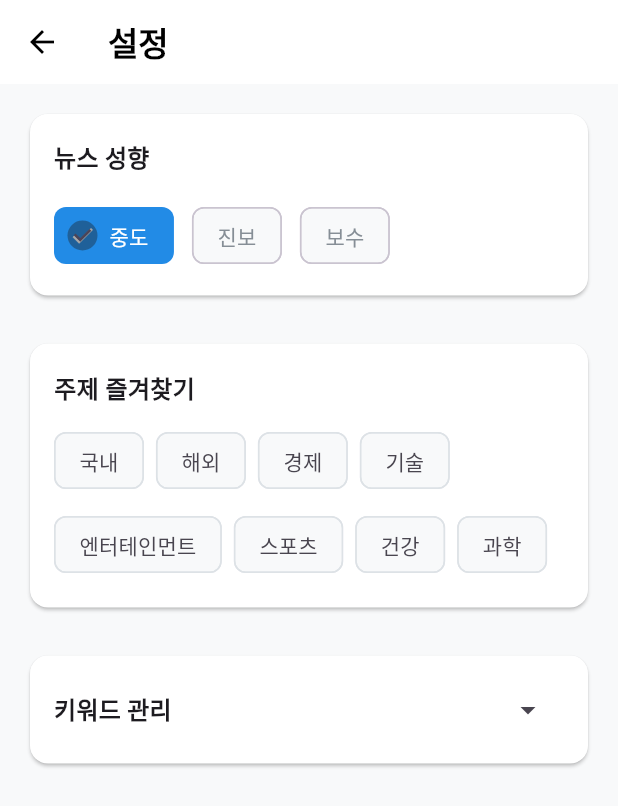
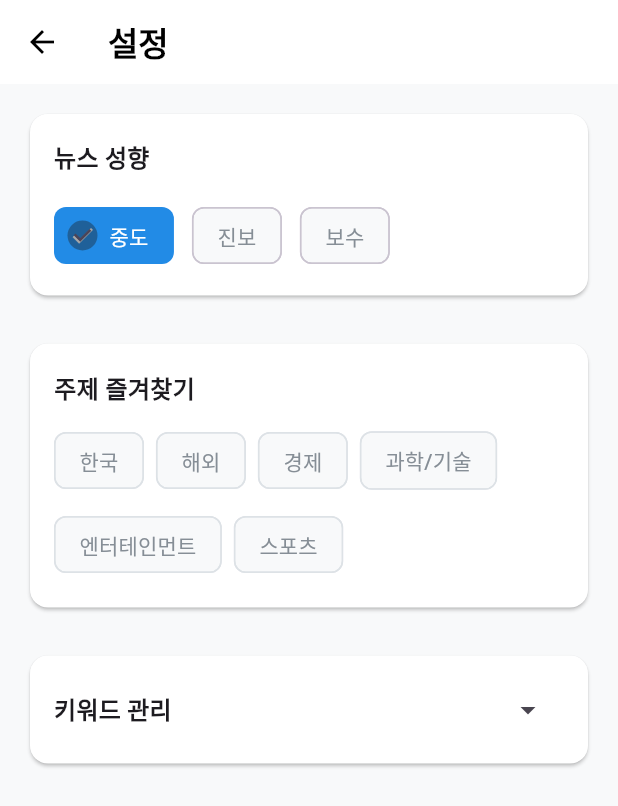
Before and after one commit to wwwdsda/newsapp, a Flutter app: the SettingsTab screen opened directly, after a tap on "중도", on a phone screen of 412 x 824 dp. Shown: the top 806 px of the screen. Run offline on Flutter 3.47's test engine with Material 3 defaults, Android fonts, the phone set to English and light mode, and no system bars; accounts and stored records are empty; network calls fail.

```diff
--- a/lib/model/news_item.dart
+++ b/lib/model/news_item.dart
@@ -4,7 +4,7 @@ import '../utils/globals.dart';
 class NewsItem {
   final String category;
   final String title;
-  final String summary;
+  String? summary;
   final String time;
   final DateTime date;
   final bool isScrapped;
--- a/lib/screens/setting_tab.dart
+++ b/lib/screens/setting_tab.dart
@@ -1,79 +1,72 @@
 import 'package:flutter/material.dart';
-
-import '../utils/globals.dart';
-import '../model/news_item.dart';
 import '../service/api_service.dart';
 import '../widgets/news_bias_section.dart';
 import '../widgets/news_topic_section.dart';
 import '../widgets/keyword_section.dart';
 
 class SettingsTab extends StatefulWidget {
-  const SettingsTab({super.key});
+  final ValueChanged<Set<String>>? onTopicsChanged;
+  const SettingsTab({super.key, this.onTopicsChanged});
 
   @override
   State<SettingsTab> createState() => _SettingsTabState();
 }
 
 class _SettingsTabState extends State<SettingsTab> {
-  final ApiService apiService = ApiService();
-
-
   Set<String> _selectedBiases = {};
   Set<String> _selectedTopics = {};
+  bool _loading = true;
 
   @override
   void initState() {
     super.initState();
-    _loadInitialBiases();
+    _loadInitialPreferences();
   }
 
-  @override
-  void didChangeDependencies() {
-    super.didChangeDependencies();
-    _loadInitialBiases();
-  }
-
-  Future<void> _loadInitialBiases() async {
+  Future<void> _loadInitialPreferences() async {
     try {
-      final fetched = await ApiService.fetchUserBiases();
+      final fetchedBiases = await ApiService.fetchUserBiases();
+      final fetchedTopics = await ApiService.fetchUserTopics();
       setState(() {
-        _selectedBiases = fetched;
+        _selectedBiases = fetchedBiases;
+        _selectedTopics = fetchedTopics;
+        _loading = false;
       });
     } catch (e) {
-      debugPrint('뉴스 성향 로딩 실패: $e');
+      debugPrint('설정 불러오기 실패: $e');
+      setState(() {
+        _loading = false;
+      });
     }
   }
 
-  void _updateBiases(Set<String> newBiases) {
-    final before = _selectedBiases;
-
-    setState(() {
-      _selectedBiases = newBiases;
-    });
-
-    final added = newBiases.difference(before);
-    final removed = before.difference(newBiases);
-
-    for (final bias in added) {
-      ApiService.addUserBias(bias);
-    }
-    for (final bias in removed) {
-      ApiService.deleteUserBias(bias);
+  Future<void> _updateBiases(Set<String> newBiases) async {
+    setState(() => _selectedBiases = newBiases);
+    try {
+      await ApiService.saveUserBias(newBiases);
+    } catch (e) {
+      debugPrint('성향 저장 실패: $e');
     }
   }
 
-  void _updateTopics(String topic, bool isSelected) {
-    setState(() {
-      if (isSelected) {
-        _selectedTopics.add(topic);
-      } else {
-        _selectedTopics.remove(topic);
-      }
-    });
+  Future<void> _updateTopics(Set<String> newTopics) async {
+    setState(() => _selectedTopics = newTopics);
+    try {
+      await ApiService.saveUserTopics(newTopics);
+      widget.onTopicsChanged?.call(newTopics); // HomeTab에 알림!
+    } catch (e) {
+      debugPrint('주제 저장 실패: $e');
+    }
   }
 
   @override
   Widget build(BuildContext context) {
+    if (_loading) {
+      return const Scaffold(
+        body: Center(child: CircularProgressIndicator()),
+      );
+    }
+
     return Scaffold(
       appBar: AppBar(
         title: const Text('설정', style: TextStyle(fontWeight: FontWeight.w600)),
@@ -92,7 +85,7 @@ class _SettingsTabState extends State<SettingsTab> {
           const SizedBox(height: 24),
           NewsTopicSection(
             selectedTopics: _selectedTopics,
-            onTopicSelected: _updateTopics,
+            onTopicsChanged: _updateTopics,
           ),
           const SizedBox(height: 24),
           const KeywordSection(),
--- a/lib/widgets/news_bias_section.dart
+++ b/lib/widgets/news_bias_section.dart
@@ -1,20 +1,22 @@
 import 'package:flutter/material.dart';
+
+const List<String> allBiases = ['중도', '진보', '보수'];
 
 class NewsBiasSection extends StatefulWidget {
   final Set<String> selectedBiases;
   final ValueChanged<Set<String>> onBiasesChanged;
 
   const NewsBiasSection({
-    super.key,
+    Key? key,
     required this.selectedBiases,
     required this.onBiasesChanged,
-  });
+  }) : super(key: key);
 
   @override
-  State<NewsBiasSection> createState() => NewsBiasSectionState();
+  State<NewsBiasSection> createState() => _NewsBiasSectionState();
 }
 
-class NewsBiasSectionState extends State<NewsBiasSection> {
+class _NewsBiasSectionState extends State<NewsBiasSection> {
   late Set<String> _selectedBiases;
 
   @override
@@ -59,14 +61,16 @@ class NewsBiasSectionState extends State<NewsBiasSection> {
                 final isSelected = _selectedBiases.contains(bias);
                 return ChoiceChip(
                   backgroundColor: const Color(0xFFF8F9FA),
-                  label: Text(bias),
+                  label: Text(
+                    bias,
+                    style: TextStyle(
+                      color: isSelected ? Colors.white : const Color(0xFF868E96),
+                    ),
+                  ),
                   selected: isSelected,
                   selectedColor: const Color(0xFF228BE6),
-                  labelStyle: TextStyle(
-                    color: isSelected ? Colors.white : const Color(0xFF868E96),
-                  ),
                   avatar: isSelected
-                      ? const Icon(Icons.check, color: Colors.white)
+                      ? const Icon(Icons.check, color: Colors.white, size: 18)
                       : null,
                   onSelected: (_) {
                     setState(() {
@@ -75,8 +79,8 @@ class NewsBiasSectionState extends State<NewsBiasSection> {
                       } else {
                         _selectedBiases.add(bias);
                       }
-                      widget.onBiasesChanged(_selectedBiases);
                     });
+                    widget.onBiasesChanged(_selectedBiases.toSet());
                   },
                 );
               }).toList(),
@@ -87,5 +91,3 @@ class NewsBiasSectionState extends State<NewsBiasSection> {
     );
   }
 }
-
-const List<String> allBiases = ['중도', '진보', '보수'];
--- a/lib/widgets/news_topic_section.dart
+++ b/lib/widgets/news_topic_section.dart
@@ -1,30 +1,57 @@
 import 'package:flutter/material.dart';
 
+const List<String> allTopics = [
+  '한국', '해외', '경제', '과학/기술', '엔터테인먼트', '스포츠',
+];
 
 class NewsTopicSection extends StatefulWidget {
   final Set<String> selectedTopics;
-  final Function(String topic, bool isSelected) onTopicSelected;
+  final ValueChanged<Set<String>> onTopicsChanged;
 
   const NewsTopicSection({
+    Key? key,
     required this.selectedTopics,
-    required this.onTopicSelected,
-  });
+    required this.onTopicsChanged,
+  }) : super(key: key);
 
   @override
-  State<NewsTopicSection> createState() => NewsTopicSectionState();
+  State<NewsTopicSection> createState() => _NewsTopicSectionState();
 }
 
-class NewsTopicSectionState extends State<NewsTopicSection> {
-  final List<String> allTopics = [
-    '국내',
-    '해외',
-    '경제',
-    '기술',
-    '엔터테인먼트',
-    '스포츠',
-    '건강',
-    '과학',
-  ];
+class _NewsTopicSectionState extends State<NewsTopicSection> {
+  late Set<String> _selectedTopics;
+  bool _isSaving = false;
+
+  @override
+  void initState() {
+    super.initState();
+    _selectedTopics = Set.from(widget.selectedTopics);
+  }
+
+  @override
+  void didUpdateWidget(covariant NewsTopicSection oldWidget) {
+    super.didUpdateWidget(oldWidget);
+    if (oldWidget.selectedTopics != widget.selectedTopics) {
+      setState(() {
+        _selectedTopics = Set.from(widget.selectedTopics);
+      });
+    }
+  }
+
+  Future<void> _onChipSelected(String topic, bool isSelected) async {
+    setState(() {
+      if (isSelected) {
+        _selectedTopics.remove(topic);
+      } else {
+        _selectedTopics.add(topic);
+      }
+      _isSaving = true;
+    });
+    widget.onTopicsChanged(_selectedTopics.toSet());
+    setState(() {
+      _isSaving = false;
+    });
+  }
 
   @override
   Widget build(BuildContext context) {
@@ -38,11 +65,18 @@ class NewsTopicSectionState extends State<NewsTopicSection> {
           crossAxisAlignment: CrossAxisAlignment.start,
           children: [
             Row(
-              mainAxisAlignment: MainAxisAlignment.spaceBetween,
               children: [
                 const Text(
                   '주제 즐겨찾기',
                   style: TextStyle(fontWeight: FontWeight.w600, fontSize: 16),
+                ),
+                if (_isSaving)
+                  const Padding(
+                    padding: EdgeInsets.only(left: 8.0),
+                    child: SizedBox(
+                      width: 16, height: 16,
+                      child: CircularProgressIndicator(strokeWidth: 2),
+                    ),
                   ),
               ],
             ),
@@ -50,24 +84,25 @@ class NewsTopicSectionState extends State<NewsTopicSection> {
             Wrap(
               spacing: 8,
               runSpacing: 8,
-              children:
-                  allTopics.map((topic) {
-                    final isSelected = widget.selectedTopics.contains(topic);
+              children: allTopics.map((topic) {
+                final isSelected = _selectedTopics.contains(topic);
                 return FilterChip(
-                      label: Text(topic, style: const TextStyle(fontSize: 14)),
+                  label: Text(
+                    topic,
+                    style: TextStyle(
+                      fontSize: 14,
+                      color: isSelected ? Colors.white : const Color(0xFF868E96),
+                    ),
+                  ),
                   selected: isSelected,
-                      showCheckmark: false, // 체크마크 숨김
+                  showCheckmark: false,
                   backgroundColor: const Color(0xFFF8F9FA),
+                  selectedColor: const Color(0xFF228BE6),
                   shape: RoundedRectangleBorder(
                     borderRadius: BorderRadius.circular(8),
                   ),
                   side: const BorderSide(color: Color(0xFFDDE2E6)),
-                      selectedColor: Theme.of(
-                        context,
-                      ).colorScheme.primary.withOpacity(0.3),
-                      onSelected: (bool selected) {
-                        widget.onTopicSelected(topic, selected);
-                      },
+                  onSelected: (bool selected) => _onChipSelected(topic, isSelected),
                 );
               }).toList(),
             ),
--- a/lib/widgets/summary_popup.dart
+++ b/lib/widgets/summary_popup.dart
@@ -20,6 +20,7 @@ class SummeryPopup extends StatelessWidget {
             child: Padding(
               padding: const EdgeInsets.all(24.0),
               child: Card(
+                color: const Color(0xFFF8F9FA),
                 shape: RoundedRectangleBorder(
                   borderRadius: BorderRadius.circular(12),
                 ),
```
Also changed, not shown: lib/screens/home_screen.dart (+24 -16 lines), lib/screens/home_tab.dart (+70 -23 lines), lib/screens/login_screen.dart (+12 -10 lines), lib/service/api_service.dart (+98 -1 lines), lib/widgets/news_block_widget.dart (+33 -3 lines). Lines whose indentation alone changed are shown as unchanged.
